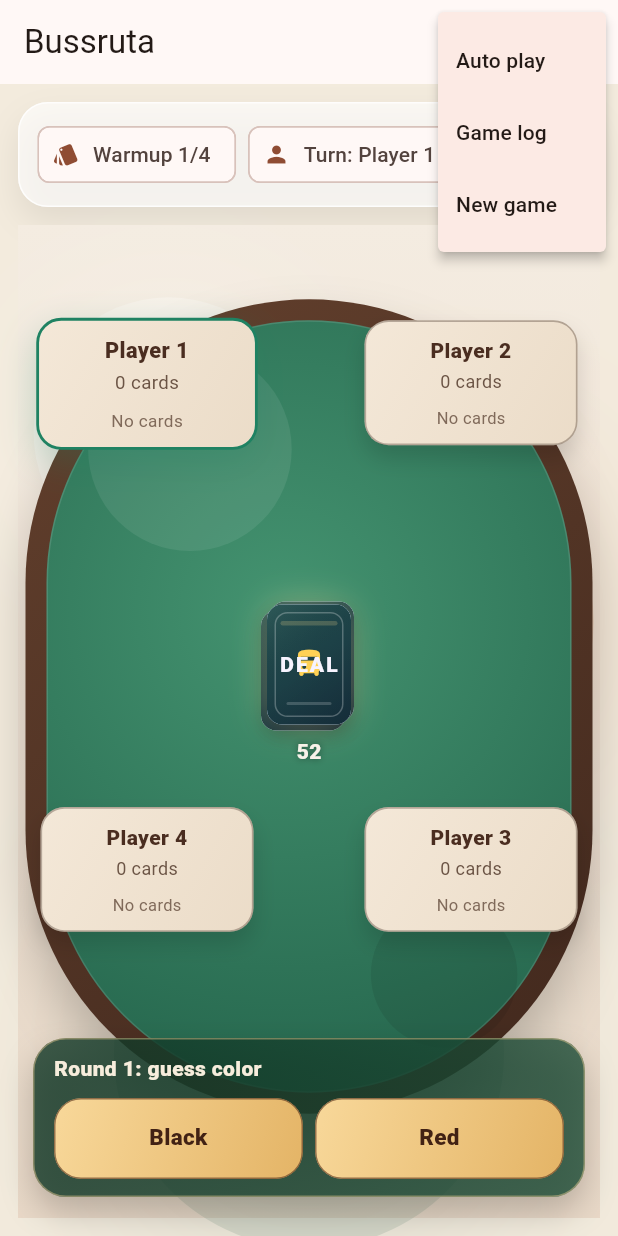
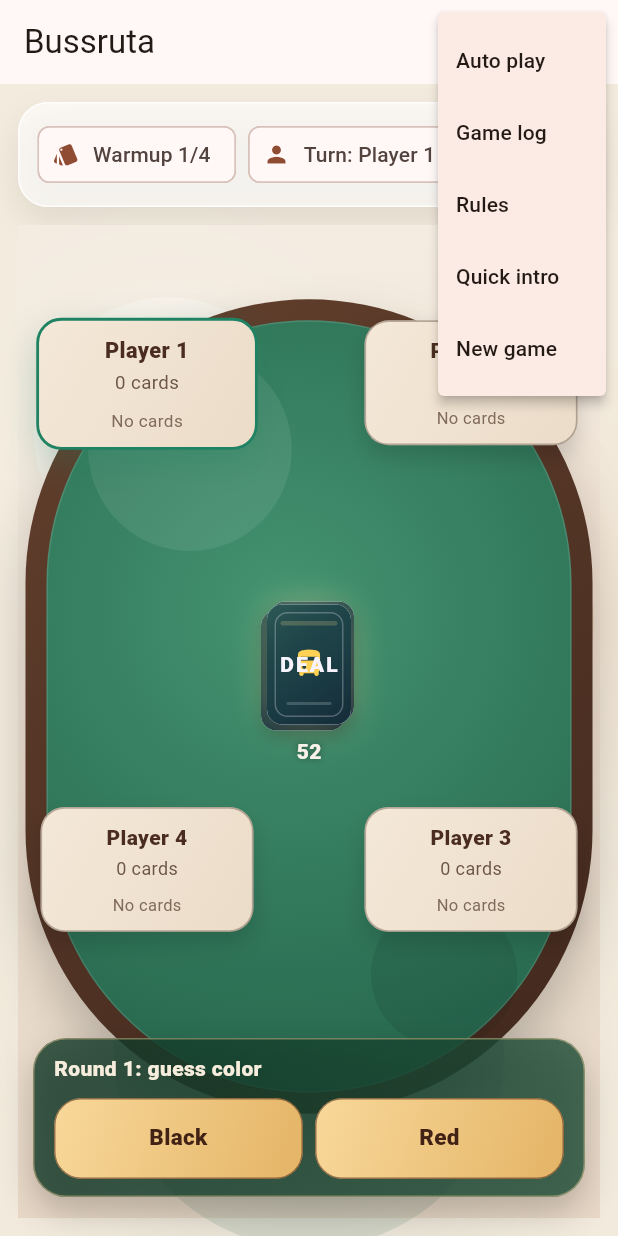
Before and after one commit to bjorkepoc/bussruta, a Flutter app: the screen it shows after launch, after a tap on "Local", after a tap on "Start game", after a tap on the "more vert" icon, on a phone screen of 412 x 824 dp. Run offline on Flutter 3.47's test engine with Material 3 defaults, Android fonts, the phone set to English and light mode, and no system bars; our stand-ins replace shared_preferences.

Commit message:
feat(ui): add in-app rules screen and onboarding intro
Reason: give new players built-in guidance and easy help access from start and in-game flows.

```diff
--- a/lib/presentation/bussruta_app.dart
+++ b/lib/presentation/bussruta_app.dart
@@ -1,7 +1,10 @@
+import 'dart:async';
+
 import 'package:bussruta_app/application/game_controller.dart';
 import 'package:bussruta_app/application/hosted_session_controller.dart';
 import 'package:bussruta_app/domain/game_models.dart';
 import 'package:bussruta_app/presentation/game_table_view.dart';
+import 'package:bussruta_app/presentation/help_view.dart';
 import 'package:bussruta_app/presentation/hosted_session_view.dart';
 import 'package:bussruta_app/presentation/strings.dart';
 import 'package:flutter/material.dart';
@@ -19,6 +22,7 @@ class BussrutaApp extends StatefulWidget {
 class _BussrutaAppState extends State<BussrutaApp> {
   String _lastBanner = '';
   _AppMode? _selectedMode;
+  bool _onboardingLaunchQueued = false;
   late final HostedSessionController _hostedController =
       HostedSessionController();
 
@@ -38,6 +42,18 @@ class _BussrutaAppState extends State<BussrutaApp> {
 
         if (_selectedMode != _AppMode.hosted) {
           _maybeShowTransient(state);
+        }
+        if (widget.controller.initialized &&
+            !_onboardingLaunchQueued &&
+            !widget.controller.onboardingSeen &&
+            _selectedMode == null &&
+            state.phase == GamePhase.setup) {
+          _onboardingLaunchQueued = true;
+          WidgetsBinding.instance.addPostFrameCallback((_) {
+            unawaited(
+              _openIntro(language: state.language, markSeenOnExit: true),
+            );
+          });
         }
 
         return MaterialApp(
@@ -63,6 +79,9 @@ class _BussrutaAppState extends State<BussrutaApp> {
       return _StartModeScreen(
         language: state.language,
         onLanguageSelected: widget.controller.setLanguage,
+        onOpenRules: () => _openRules(language: state.language),
+        onOpenIntro: () =>
+            _openIntro(language: state.language, markSeenOnExit: true),
         onSelectLocal: () {
           setState(() {
             _selectedMode = _AppMode.local;
@@ -99,7 +118,12 @@ class _BussrutaAppState extends State<BussrutaApp> {
       );
     }
 
-    return _GameScreen(controller: widget.controller);
+    return _GameScreen(
+      controller: widget.controller,
+      onOpenRules: () => _openRules(language: state.language),
+      onOpenIntro: () =>
+          _openIntro(language: state.language, markSeenOnExit: true),
+    );
   }
 
   void _maybeShowTransient(GameState state) {
@@ -127,6 +151,39 @@ class _BussrutaAppState extends State<BussrutaApp> {
           context,
         ).showSnackBar(SnackBar(content: Text(error)));
       });
+    }
+  }
+
+  Future<void> _openRules({required AppLanguage language}) async {
+    await Navigator.of(context).push<void>(
+      MaterialPageRoute<void>(
+        builder: (BuildContext context) {
+          return RulesHelpScreen(
+            language: language,
+            onOpenIntro: () {
+              unawaited(_openIntro(language: language, markSeenOnExit: true));
+            },
+          );
+        },
+      ),
+    );
+  }
+
+  Future<void> _openIntro({
+    required AppLanguage language,
+    required bool markSeenOnExit,
+  }) async {
+    if (!mounted) {
+      return;
+    }
+    final bool? completed = await Navigator.of(context).push<bool>(
+      MaterialPageRoute<bool>(
+        builder: (BuildContext context) =>
+            OnboardingIntroScreen(language: language),
+      ),
+    );
+    if (markSeenOnExit && completed == true) {
+      widget.controller.markOnboardingSeen();
     }
   }
 
@@ -333,9 +390,15 @@ class _SetupScreen extends StatelessWidget {
 }
 
 class _GameScreen extends StatelessWidget {
-  const _GameScreen({required this.controller});
+  const _GameScreen({
+    required this.controller,
+    required this.onOpenRules,
+    required this.onOpenIntro,
+  });
 
   final GameController controller;
+  final VoidCallback onOpenRules;
+  final VoidCallback onOpenIntro;
 
   @override
   Widget build(BuildContext context) {
@@ -357,6 +420,12 @@ class _GameScreen extends StatelessWidget {
                 case _GameMenuAction.log:
                   _showLogSheet(context, state);
                   break;
+                case _GameMenuAction.rules:
+                  onOpenRules();
+                  break;
+                case _GameMenuAction.intro:
+                  onOpenIntro();
+                  break;
                 case _GameMenuAction.newGame:
                   controller.resetToSetup();
                   break;
@@ -371,6 +440,14 @@ class _GameScreen extends StatelessWidget {
                   PopupMenuItem<_GameMenuAction>(
                     value: _GameMenuAction.log,
                     child: Text(tr(lang, 'Game log', 'Spilllogg')),
+                  ),
+                  PopupMenuItem<_GameMenuAction>(
+                    value: _GameMenuAction.rules,
+                    child: Text(tr(lang, 'Rules', 'Regler')),
+                  ),
+                  PopupMenuItem<_GameMenuAction>(
+                    value: _GameMenuAction.intro,
+                    child: Text(tr(lang, 'Quick intro', 'Rask intro')),
                   ),
                   PopupMenuItem<_GameMenuAction>(
                     value: _GameMenuAction.newGame,
@@ -650,7 +727,7 @@ class _BannerCard extends StatelessWidget {
   }
 }
 
-enum _GameMenuAction { autoPlay, log, newGame }
+enum _GameMenuAction { autoPlay, log, rules, intro, newGame }
 
 enum _AppMode { local, hosted }
 
@@ -658,12 +735,16 @@ class _StartModeScreen extends StatelessWidget {
   const _StartModeScreen({
     required this.language,
     required this.onLanguageSelected,
+    required this.onOpenRules,
+    required this.onOpenIntro,
     required this.onSelectLocal,
     required this.onSelectHosted,
   });
 
   final AppLanguage language;
   final ValueChanged<AppLanguage> onLanguageSelected;
+  final VoidCallback onOpenRules;
+  final VoidCallback onOpenIntro;
   final VoidCallback onSelectLocal;
   final VoidCallback onSelectHosted;
 
@@ -718,6 +799,30 @@ class _StartModeScreen extends StatelessWidget {
                     ),
                     textAlign: TextAlign.center,
                     style: Theme.of(context).textTheme.bodySmall,
+                  ),
+                  const SizedBox(height: 14),
+                  Row(
+                    children: <Widget>[
+                      Expanded(
+                        child: OutlinedButton.icon(
+                          onPressed: onOpenRules,
+                          icon: const Icon(Icons.menu_book),
+                          label: Text(
+                            tr(language, 'How to play', 'Hvordan spille'),
+                          ),
+                        ),
+                      ),
+                      const SizedBox(width: 10),
+                      Expanded(
+                        child: FilledButton.tonalIcon(
+                          onPressed: onOpenIntro,
+                          icon: const Icon(Icons.slideshow),
+                          label: Text(
+                            tr(language, 'Quick intro', 'Rask intro'),
+                          ),
+                        ),
+                      ),
+                    ],
                   ),
                 ],
               ),
```
Also changed, not shown: lib/presentation/help_view.dart (added, +454 -0 lines).
